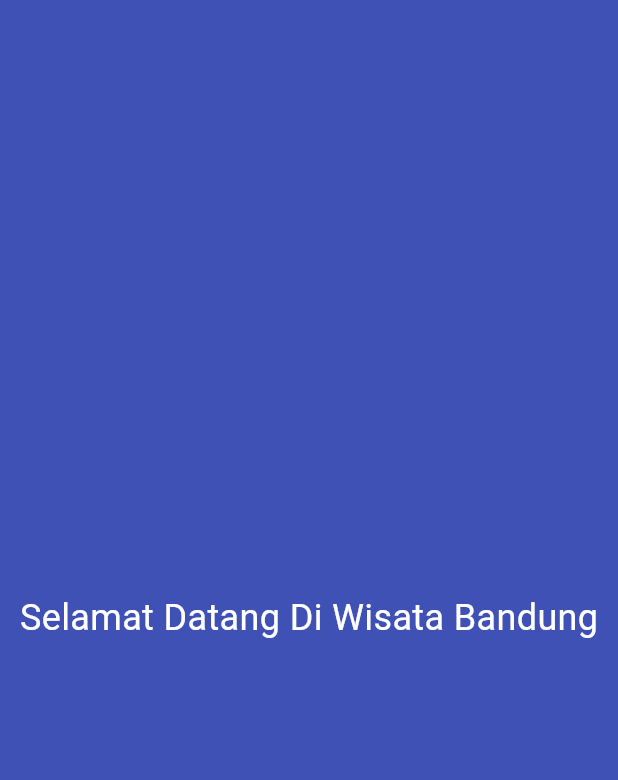
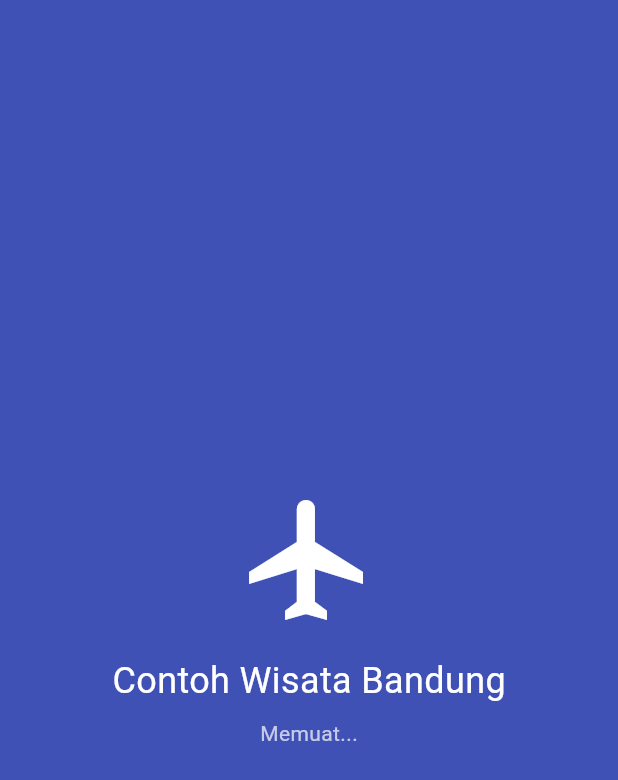
Before and after one commit to Strad16/flutter_application_2, a Flutter app: the SplashScreen screen opened directly, on a phone screen of 412 x 824 dp. Shown: the top 780 px of the screen. Run offline on Flutter 3.47's test engine with Material 3 defaults, Android fonts, the phone set to English and light mode, and no system bars.

Commit message:
Refactor SplashScreen to enhance UI with welcome message and loading indicator

```diff
--- a/lib/latihan/splash_screen.dart
+++ b/lib/latihan/splash_screen.dart
@@ -22,12 +22,21 @@ class _SplashScreenState extends State<SplashScreen> {
 
   @override
   Widget build(BuildContext context) {
-    return const Scaffold(
+    return Scaffold(
       backgroundColor: Colors.indigo,
       body: Center(
-        child: Text(
-          "Selamat Datang Di Wisata Bandung",
-          style: TextStyle(color: Colors.white, fontSize: 24),
+        child: Column(
+          mainAxisSize: MainAxisSize.min,
+          children: const [
+            Icon(Icons.flight, size: 96, color: Colors.white),
+            SizedBox(height: 16),
+            Text(
+              'Contoh Wisata Bandung',
+              style: TextStyle(color: Colors.white, fontSize: 24),
+            ),
+            SizedBox(height: 8),
+            Text('Memuat...', style: TextStyle(color: Colors.white70)),
+          ],
         ),
       ),
     );
```
